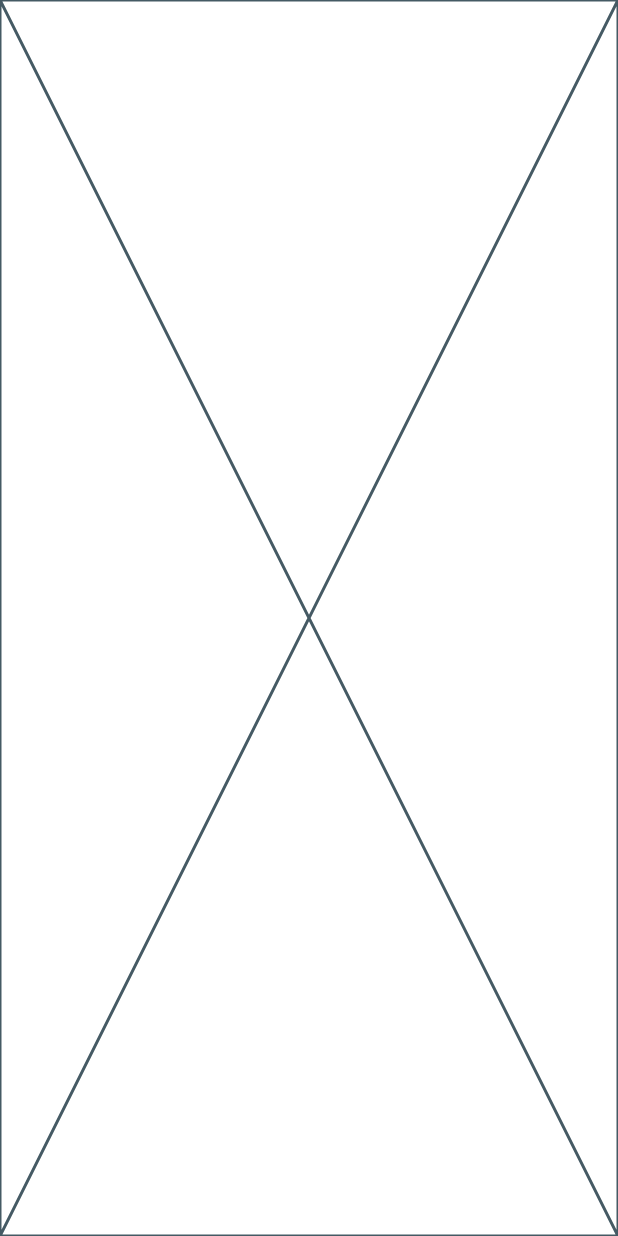
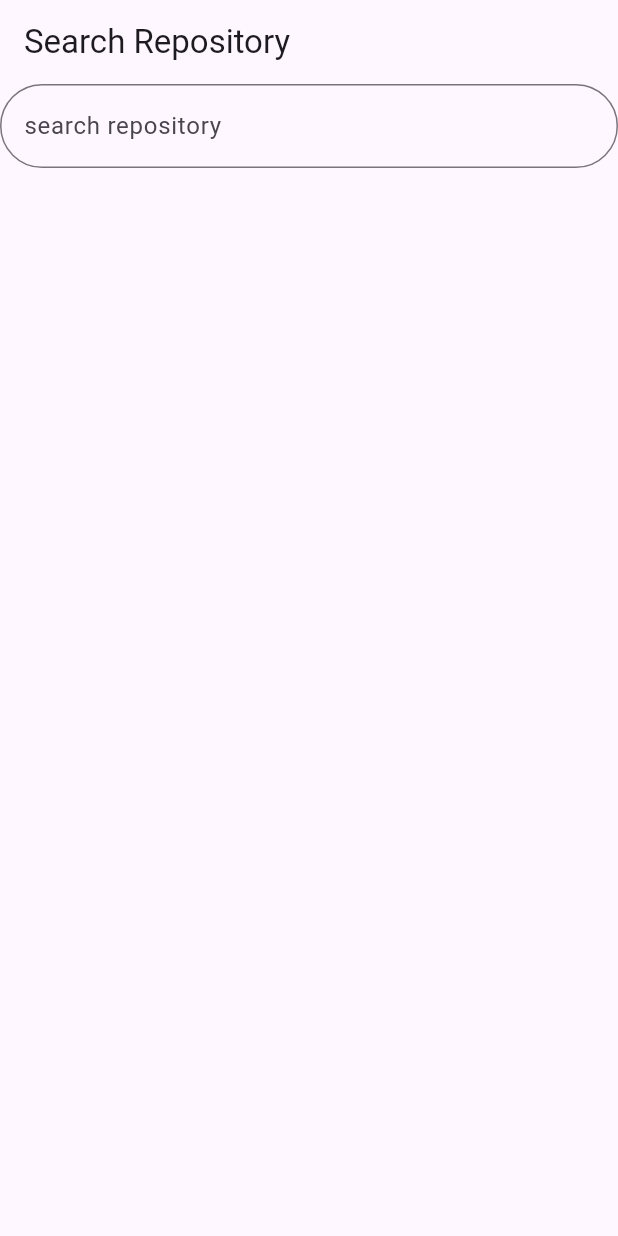
Before and after one commit to Harapanee/flutter_engineer_codecheck, a Flutter app: the screen it shows after launch, on a phone screen of 412 x 824 dp. Run offline on Flutter 3.47's test engine with Material 3 defaults, Android fonts, the phone set to English and light mode, and no system bars.

Commit message:
#1 サーチバーの作成

```diff
--- a/lib/main.dart
+++ b/lib/main.dart
@@ -9,6 +9,38 @@ class MyApp extends StatelessWidget {
 
   @override
   Widget build(BuildContext context) {
-    return const Placeholder();
+    return MaterialApp(
+      home: Scaffold(
+        appBar: AppBar(
+          title: const Text('Search Repository'),
+        ),
+        body: const Column(
+          children: [
+            SearchField(),
+          ]
+        )
+      )
+    );
   }
 }
+
+class SearchField extends StatelessWidget {
+  const SearchField({super.key});
+
+  @override
+  Widget build(BuildContext context) {
+    return TextField(
+      decoration: InputDecoration(
+        border: OutlineInputBorder(
+          borderRadius: BorderRadius.circular(32),
+        ),
+        hintText: "search repository",
+      ),
+      keyboardType: TextInputType.text,
+      textInputAction: TextInputAction.search,
+      onSubmitted: (value) async {
+        //入力がsubmitされた時の処理をかく
+      },
+    );
+  }
+}
```
